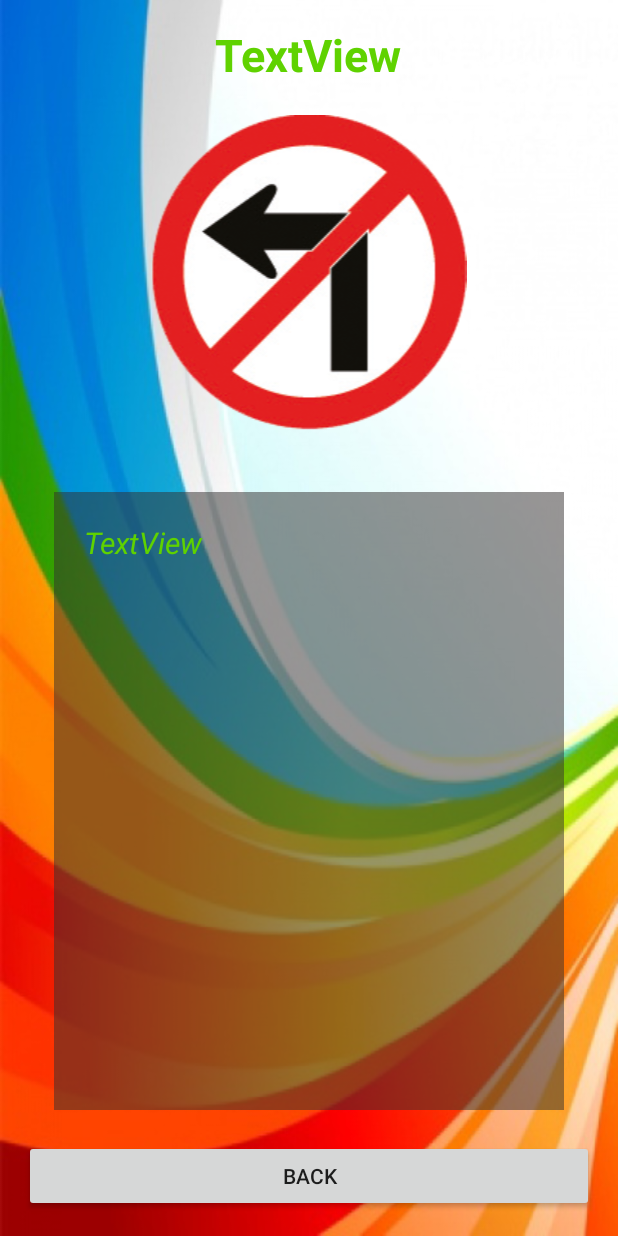
After one commit to danu0239/Phueng, an Android app: the DetailActivity screen opened directly, with no data from a screen before it, on a phone screen of 412 x 824 dp. The commit adds this screen. Run offline under Robolectric (Android 15) with nearby library versions, the phone set to English and light mode, and no system bars.

Commit message:
design UI detail

```diff
--- a/app/src/main/AndroidManifest.xml
+++ b/app/src/main/AndroidManifest.xml
@@ -15,6 +15,7 @@
                 <category android:name="android.intent.category.LAUNCHER" />
             </intent-filter>
         </activity>
+        <activity android:name=".DetailActivity"></activity>
     </application>
 
 </manifest>
--- /dev/null
+++ b/app/src/main/java/rtc/kanyanee/phuengtraffic/DetailActivity.java
@@ -0,0 +1,13 @@
+package rtc.kanyanee.phuengtraffic;
+
+import android.support.v7.app.AppCompatActivity;
+import android.os.Bundle;
+
+public class DetailActivity extends AppCompatActivity {
+
+    @Override
+    protected void onCreate(Bundle savedInstanceState) {
+        super.onCreate(savedInstanceState);
+        setContentView(R.layout.activity_detail);
+    }
+}
--- a/app/src/main/java/rtc/kanyanee/phuengtraffic/TrafficAdapter.java
+++ b/app/src/main/java/rtc/kanyanee/phuengtraffic/TrafficAdapter.java
@@ -67,6 +67,9 @@ public class TrafficAdapter extends BaseAdapter{
             detailTextView.setText(detailStrings[position].substring(0, 30) + "...");
         }
 
+        //Change image การเปลี่ยนรูปตามต้องการ
+        imageView.setImageResource(ints[position]);
+
 
         return view;
     }
--- /dev/null
+++ b/app/src/main/res/layout/activity_detail.xml
@@ -0,0 +1,69 @@
+<?xml version="1.0" encoding="utf-8"?>
+<RelativeLayout xmlns:android="http://schemas.android.com/apk/res/android"
+    xmlns:app="http://schemas.android.com/apk/res-auto"
+    xmlns:tools="http://schemas.android.com/tools"
+    android:id="@+id/activity_detail"
+    android:layout_width="match_parent"
+    android:layout_height="match_parent"
+    android:paddingBottom="@dimen/activity_vertical_margin"
+    android:paddingLeft="@dimen/activity_horizontal_margin"
+    android:paddingRight="@dimen/activity_horizontal_margin"
+    android:paddingTop="@dimen/activity_vertical_margin"
+    tools:context="rtc.kanyanee.phuengtraffic.DetailActivity"
+    android:background="@drawable/bg2">
+
+    <Button
+        android:text="Back"
+        android:layout_width="match_parent"
+        android:layout_height="wrap_content"
+        android:id="@+id/button2"
+        android:layout_alignParentBottom="true" />
+
+    <LinearLayout
+        android:orientation="vertical"
+        android:layout_width="match_parent"
+        android:layout_height="match_parent"
+        android:layout_above="@+id/button2"
+        android:gravity="center_horizontal">
+
+        <TextView
+            android:text="TextView"
+            android:layout_width="wrap_content"
+            android:layout_height="wrap_content"
+            android:id="@+id/textView4"
+            android:textSize="@dimen/h1"
+            android:textStyle="normal|bold"
+            android:textColor="@color/atext" />
+
+        <ImageView
+            android:layout_width="match_parent"
+            android:layout_height="wrap_content"
+            app:srcCompat="@drawable/traffic_01"
+            android:id="@+id/imageView2"
+            android:layout_margin="20dp" />
+
+        <ScrollView
+android:layout_width="match_parent"
+android:layout_height="match_parent"
+android:layout_margin="20dp"
+android:padding="20dp"
+            android:background="#82342f2f">
+
+<LinearLayout
+android:layout_width="match_parent"
+android:layout_height="wrap_content"
+android:orientation="vertical" >
+
+<TextView
+    android:text="TextView"
+    android:layout_width="match_parent"
+    android:layout_height="wrap_content"
+    android:id="@+id/textView5"
+    android:textSize="@dimen/h2"
+    android:textStyle="normal|italic"
+    android:textColor="@color/atext" />
+</LinearLayout>
+</ScrollView>
+
+    </LinearLayout>
+</RelativeLayout>
```
